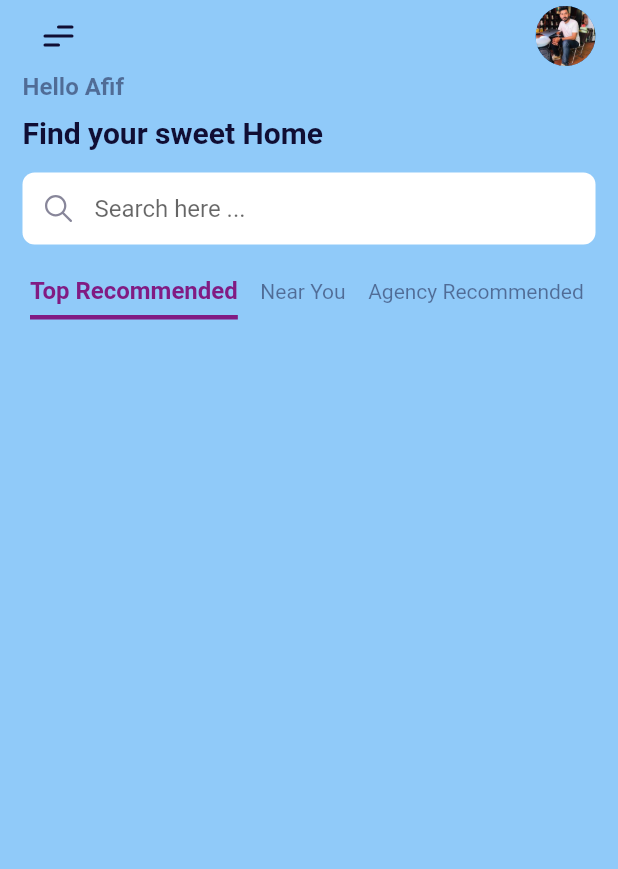
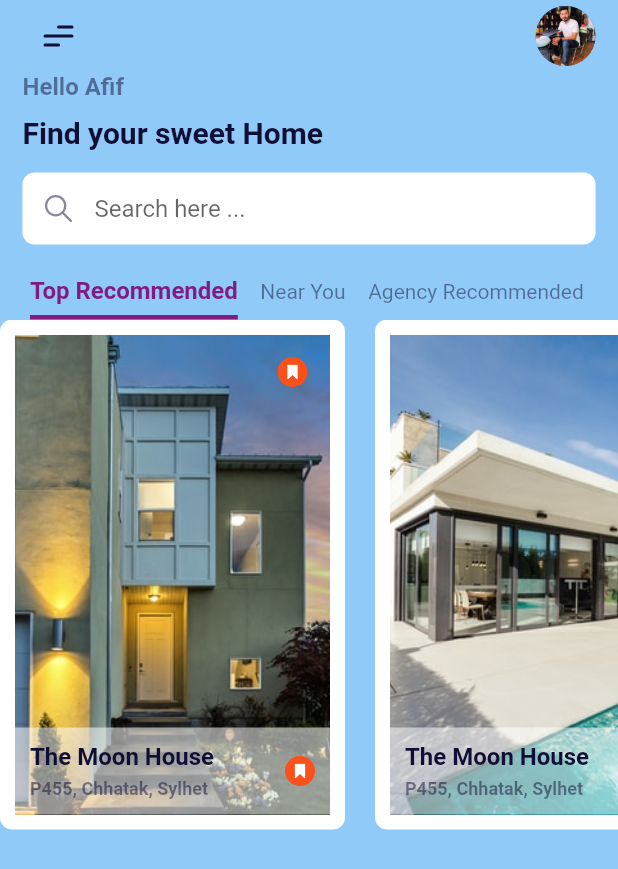
Before and after one commit to akromiafif/flutter_house_rent, a Flutter app: the screen it shows after launch, on a phone screen of 412 x 824 dp. Shown: the top 869 px of the screen. Run offline on Flutter 3.47's test engine with Material 2 defaults, Android fonts, the phone set to English and light mode, and no system bars; our stand-ins replace flutter_svg.

Commit message:
recommended house

```diff
--- /dev/null
+++ b/lib/model/house.dart
@@ -0,0 +1,25 @@
+class House {
+  String name;
+  String address;
+  String imageUrl;
+
+  House(this.name, this.address, this.imageUrl);
+
+  static List<House> generateRecommended() {
+    return [
+      House('The Moon House', 'P455, Chhatak, Sylhet',
+          'assets/images/house01.jpeg'),
+      House('The Moon House', 'P455, Chhatak, Sylhet',
+          'assets/images/house02.jpeg'),
+    ];
+  }
+
+  static List<House> generateBestOffer() {
+    return [
+      House('The Moon House', 'P455, Chhatak, Sylhet',
+          'assets/images/offer01.jpeg'),
+      House('The Moon House', 'P455, Chhatak, Sylhet',
+          'assets/images/offer02.jpeg'),
+    ];
+  }
+}
--- a/lib/screen/home/home.dart
+++ b/lib/screen/home/home.dart
@@ -1,6 +1,7 @@
 import 'package:flutter/material.dart';
 import 'package:house_rent/screen/home/widget/categories.dart';
 import 'package:house_rent/screen/home/widget/custom_app_bar.dart';
+import 'package:house_rent/screen/home/widget/recommended_house.dart';
 import 'package:house_rent/screen/home/widget/serach_input.dart';
 import 'package:house_rent/screen/home/widget/welcome.dart';
 
@@ -15,10 +16,11 @@ class HomePage extends StatelessWidget {
       body: SingleChildScrollView(
         child: Column(
           crossAxisAlignment: CrossAxisAlignment.start,
-          children: const <Widget>[
-            WelcomeText(),
-            SearchInput(),
-            Categories(),
+          children: <Widget>[
+            const WelcomeText(),
+            const SearchInput(),
+            const Categories(),
+            RecommendedHouse()
           ],
         ),
       ),
--- /dev/null
+++ b/lib/screen/home/widget/recommended_house.dart
@@ -0,0 +1,93 @@
+import 'package:flutter/material.dart';
+import 'package:house_rent/model/house.dart';
+import 'package:house_rent/widget/circular_icon.dart';
+
+class RecommendedHouse extends StatelessWidget {
+  RecommendedHouse({Key? key}) : super(key: key);
+
+  final recommendedList = House.generateRecommended();
+
+  @override
+  Widget build(BuildContext context) {
+    return SizedBox(
+      height: 340,
+      child: ListView.separated(
+          scrollDirection: Axis.horizontal,
+          itemBuilder: (context, index) => Container(
+                height: 300,
+                width: 230,
+                padding: const EdgeInsets.all(10),
+                decoration: BoxDecoration(
+                  color: Colors.white,
+                  borderRadius: BorderRadius.circular(8),
+                ),
+                child: Stack(
+                  children: [
+                    Container(
+                      decoration: BoxDecoration(
+                        image: DecorationImage(
+                          image: AssetImage(recommendedList[index].imageUrl),
+                          fit: BoxFit.cover,
+                        ),
+                      ),
+                    ),
+                    Positioned(
+                      right: 15,
+                      top: 15,
+                      child: CircularIconButton(
+                        iconUrl: 'assets/icons/mark.svg',
+                        color: Theme.of(context).colorScheme.secondary,
+                      ),
+                    ),
+                    Positioned(
+                      bottom: 0,
+                      left: 0,
+                      right: 0,
+                      child: Container(
+                        color: Colors.white54,
+                        padding: const EdgeInsets.all(10),
+                        child: Row(
+                          mainAxisAlignment: MainAxisAlignment.spaceBetween,
+                          children: [
+                            Column(
+                              crossAxisAlignment: CrossAxisAlignment.start,
+                              children: [
+                                Text(
+                                  recommendedList[index].name,
+                                  style: Theme.of(context)
+                                      .textTheme
+                                      .headline1!
+                                      .copyWith(
+                                        fontSize: 16,
+                                        fontWeight: FontWeight.bold,
+                                      ),
+                                ),
+                                const SizedBox(height: 5),
+                                Text(
+                                  recommendedList[index].address,
+                                  style: Theme.of(context)
+                                      .textTheme
+                                      .bodyText1!
+                                      .copyWith(
+                                        fontSize: 12,
+                                        fontWeight: FontWeight.bold,
+                                      ),
+                                ),
+                              ],
+                            ),
+                            CircularIconButton(
+                              iconUrl: 'assets/icons/mark.svg',
+                              color: Theme.of(context).colorScheme.secondary,
+                            )
+                          ],
+                        ),
+                      ),
+                    )
+                  ],
+                ),
+              ),
+          separatorBuilder: (_, index) => const SizedBox(width: 20),
+          itemCount: recommendedList.length),
+    );
+  }
+}
--- /dev/null
+++ b/lib/widget/circular_icon.dart
@@ -0,0 +1,25 @@
+import 'package:flutter/material.dart';
+import 'package:flutter_svg/flutter_svg.dart';
+
+class CircularIconButton extends StatelessWidget {
+  const CircularIconButton(
+      {Key? key, required this.iconUrl, required this.color})
+      : super(key: key);
+
+  final String iconUrl;
+  final Color color;
+
+  @override
+  Widget build(BuildContext context) {
+    return Container(
+      width: 20,
+      height: 20,
+      padding: const EdgeInsets.all(5),
+      decoration: BoxDecoration(
+        color: color,
+        shape: BoxShape.circle,
+      ),
+      child: SvgPicture.asset(iconUrl),
+    );
+  }
+}
```
